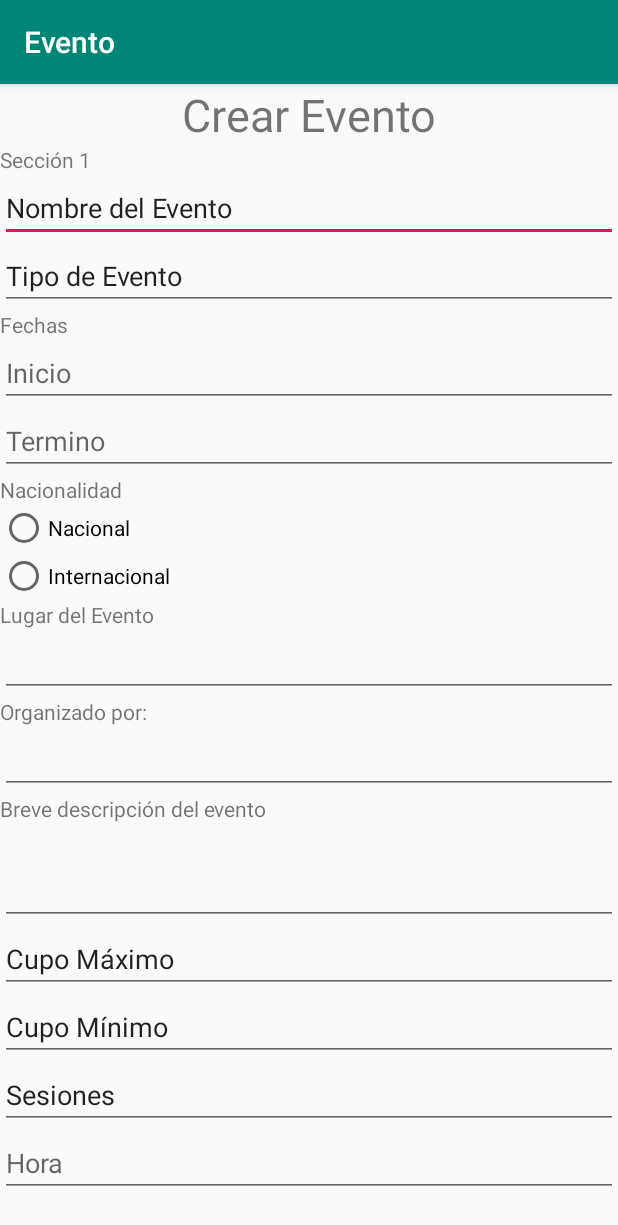
After one commit to DiegoColin15/Evento, an Android app: the PruebaActivity screen opened directly, with no data from a screen before it, on a phone screen of 412 x 824 dp. The commit adds this screen. Shown: the top 1225 px of the screen. Run offline under Robolectric (Android 15) with nearby library versions, the phone set to English and light mode, and no system bars.

Commit message:
Creación proyecto

```diff
--- a/app/src/main/AndroidManifest.xml
+++ b/app/src/main/AndroidManifest.xml
@@ -9,6 +9,7 @@
         android:roundIcon="@mipmap/ic_launcher_round"
         android:supportsRtl="true"
         android:theme="@style/AppTheme">
+        <activity android:name=".PruebaActivity"></activity>
         <activity android:name=".MainActivity">
             <intent-filter>
                 <action android:name="android.intent.action.MAIN" />
--- /dev/null
+++ b/app/src/main/java/com/example/evento/PruebaActivity.java
@@ -0,0 +1,13 @@
+package com.example.evento;
+
+import android.support.v7.app.AppCompatActivity;
+import android.os.Bundle;
+
+public class PruebaActivity extends AppCompatActivity {
+
+    @Override
+    protected void onCreate(Bundle savedInstanceState) {
+        super.onCreate(savedInstanceState);
+        setContentView(R.layout.activity_prueba);
+    }
+}
--- a/app/src/main/res/layout/activity_main.xml
+++ b/app/src/main/res/layout/activity_main.xml
@@ -235,7 +235,7 @@
 
     </ScrollView>
 
-    <!-- FALTA AGREGAR: Cupo, No sesiones, PonenteREgistros Minimos, REgistros max, activo s/n, Hora.  -->
+    <!-- FALTA AGREGAR: Cupo, No sesiones, Ponente, REgistros Minimos, REgistros max, activo s/n, Hora.  -->
 
 
 
@@ -256,3 +256,8 @@
            Diego Colin
            diegocolin95@gmail.com
            WA 557006 7322                    -->
+
+    <!-- Modificacion 21 de Agosto 2019
+           Diego Colin
+           diegocolin95@gmail.com
+           WA 557006 7322                    -->
--- /dev/null
+++ b/app/src/main/res/layout/activity_prueba.xml
@@ -0,0 +1,199 @@
+<?xml version="1.0" encoding="utf-8"?>
+<LinearLayout xmlns:android="http://schemas.android.com/apk/res/android"
+    xmlns:app="http://schemas.android.com/apk/res-auto"
+    xmlns:tools="http://schemas.android.com/tools"
+    android:layout_width="match_parent"
+    android:layout_height="match_parent"
+    android:orientation="vertical"
+    tools:context=".PruebaActivity">
+
+    <ScrollView
+        android:layout_width="match_parent"
+        android:layout_height="match_parent">
+
+        <LinearLayout
+            android:layout_width="match_parent"
+            android:layout_height="wrap_content"
+            android:orientation="vertical">
+
+            <!-- ////////////////Botones//////////////////// -->
+            <TextView
+                android:id="@+id/textView1"
+                android:layout_width="match_parent"
+                android:layout_height="match_parent"
+                android:text="Crear Evento"
+                android:textAlignment="center"
+                android:textSize="30sp" />
+
+            <TextView
+                android:id="@+id/textView11"
+                android:layout_width="match_parent"
+                android:layout_height="wrap_content"
+                android:text="Sección 1 " />
+
+            <EditText
+                android:id="@+id/editText9"
+                android:layout_width="match_parent"
+                android:layout_height="wrap_content"
+                android:ems="10"
+                android:inputType="textPersonName"
+                android:text="Nombre del Evento" />
+
+            <EditText
+                android:id="@+id/editText11"
+                android:layout_width="match_parent"
+                android:layout_height="wrap_content"
+                android:ems="10"
+                android:inputType="textPersonName"
+                android:text="Tipo de Evento" />
+
+            <TextView
+                android:id="@+id/textView13"
+                android:layout_width="match_parent"
+                android:layout_height="wrap_content"
+                android:text="Fechas" />
+
+            <EditText
+                android:id="@+id/editText13"
+                android:layout_width="match_parent"
+                android:layout_height="wrap_content"
+                android:ems="10"
+                android:hint="Inicio"
+                android:inputType="date" />
+
+            <EditText
+                android:id="@+id/editText14"
+                android:layout_width="match_parent"
+                android:layout_height="wrap_content"
+                android:ems="10"
+                android:hint="Termino"
+                android:inputType="date" />
+
+            <TextView
+                android:id="@+id/textView14"
+                android:layout_width="match_parent"
+                android:layout_height="wrap_content"
+                android:text="Nacionalidad" />
+
+            <RadioButton
+                android:id="@+id/radioButton3"
+                android:layout_width="match_parent"
+                android:layout_height="wrap_content"
+                android:text="Nacional" />
+
+            <RadioButton
+                android:id="@+id/radioButton4"
+                android:layout_width="match_parent"
+                android:layout_height="wrap_content"
+                android:text="Internacional" />
+
+            <TextView
+                android:id="@+id/textView15"
+                android:layout_width="match_parent"
+                android:layout_height="wrap_content"
+                android:text="Lugar del Evento" />
+
+            <EditText
+                android:id="@+id/editText15"
+                android:layout_width="match_parent"
+                android:layout_height="wrap_content"
+                android:ems="10"
+                android:inputType="textPersonName" />
+
+            <TextView
+                android:id="@+id/textView16"
+                android:layout_width="match_parent"
+                android:layout_height="wrap_content"
+                android:text="Organizado por:" />
+
+            <EditText
+                android:id="@+id/editText18"
+                android:layout_width="match_parent"
+                android:layout_height="wrap_content"
+                android:ems="10"
+                android:inputType="textPersonName" />
+
+            <TextView
+                android:id="@+id/textView18"
+                android:layout_width="match_parent"
+                android:layout_height="wrap_content"
+                android:text="Breve descripción del evento" />
+
+            <ScrollView
+                android:layout_width="match_parent"
+                android:layout_height="match_parent">
+
+                <LinearLayout
+                    android:layout_width="match_parent"
+                    android:layout_height="wrap_content"
+                    android:orientation="vertical">
+
+                    <EditText
+                        android:id="@+id/editText20"
+                        android:layout_width="match_parent"
+                        android:layout_height="68dp"
+                        android:ems="10"
+                        android:gravity="start|top"
+                        android:inputType="textMultiLine" />
+                </LinearLayout>
+            </ScrollView>
+
+            <EditText
+                android:id="@+id/editText22"
+                android:layout_width="match_parent"
+                android:layout_height="wrap_content"
+                android:ems="10"
+                android:inputType="textPersonName"
+                android:text="Cupo Máximo" />
+
+            <EditText
+                android:id="@+id/editText24"
+                android:layout_width="match_parent"
+                android:layout_height="wrap_content"
+                android:ems="10"
+                android:inputType="textPersonName"
+                android:text="Cupo Mínimo" />
+
+            <EditText
+                android:id="@+id/editText23"
+                android:layout_width="match_parent"
+                android:layout_height="wrap_content"
+                android:ems="10"
+                android:inputType="textPersonName"
+                android:text="Sesiones" />
+
+            <EditText
+                android:id="@+id/editText25"
+                android:layout_width="match_parent"
+                android:layout_height="wrap_content"
+                android:ems="10"
+                android:hint="Hora"
+                android:inputType="time" />
+
+            <!-- ////////////////FIN Botones//////////////////// -->
+        </LinearLayout>
+
+    </ScrollView>
+
+
+</LinearLayout>
+
+
+    <!-- HISTORIAL MODIFICACIONES -->
+
+    <!-- Creado viernes 16 de Agosto 2019
+           Diego Colin
+           diegocolin95@gmail.com
+           WA 557006 7322                    -->
+
+
+    <!-- Modificacion 21 de Agosto 2019
+              Reynaldo Dominguez
+              Correcciones  Generales,
+              Reestructura Linear Layout
+
+                             -->
+    <!-- Modificacion 21 de Agosto 2019
+           Diego Colin
+           Agregado botones
+                            -->
```
